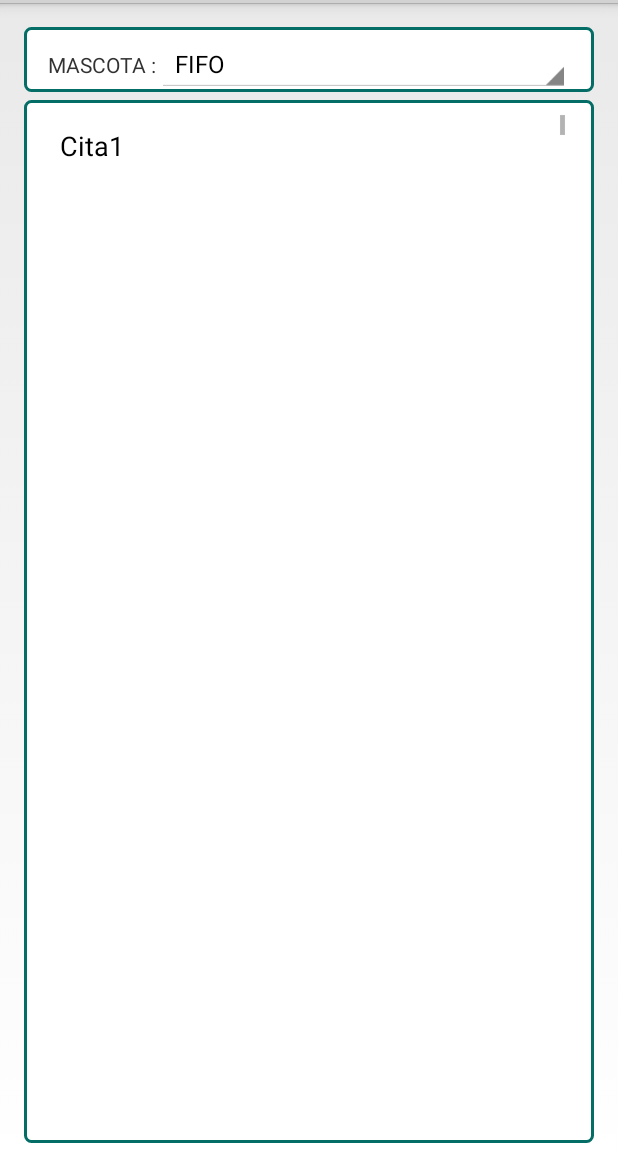
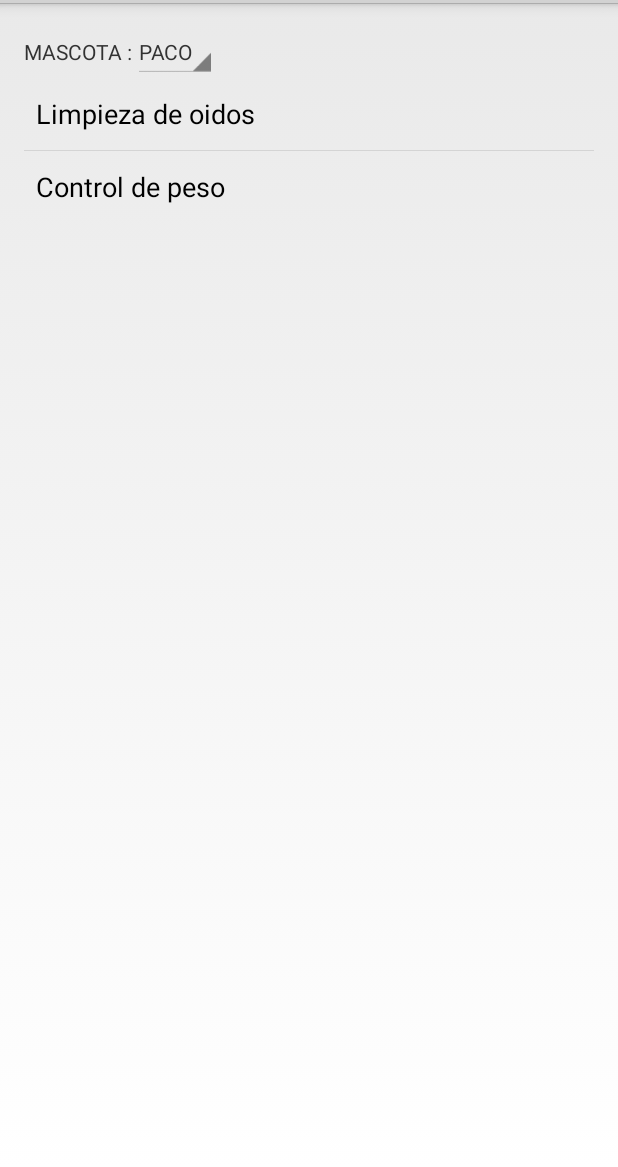
Before and after one commit to pccapa/VeterinariaAndriod, an Android app: the fragment ConsultarCitaActivity shown on its own in the app's theme, on a phone screen of 412 x 824 dp, the part 69-1236 px from its top. Run offline under Robolectric (Android 15) with nearby library versions, the phone set to English and light mode, and no system bars; 2 statements that could not run were skipped.

Commit message:
Nuevos cambios

```diff
--- a/MyApplication/app/src/main/java/pe/edu/upc/veterinaryapp/ConsultarCitaActivity.java
+++ b/MyApplication/app/src/main/java/pe/edu/upc/veterinaryapp/ConsultarCitaActivity.java
@@ -2,9 +2,10 @@ package pe.edu.upc.veterinaryapp;
 
 import android.app.Fragment;
 import android.app.FragmentManager;
-import android.support.design.widget.TextInputLayout;
-import android.support.v7.app.AppCompatActivity;
+import android.content.Context;
+
 import android.os.Bundle;
+import android.util.Log;
 import android.view.LayoutInflater;
 import android.view.Menu;
 import android.view.MenuItem;
@@ -18,26 +19,89 @@ import android.widget.TextView;
 import android.content.Intent;
 import android.widget.AdapterView.OnItemClickListener;
 
+import java.sql.SQLException;
+import java.util.ArrayList;
+import java.util.List;
+
+import pe.edu.upc.veterinaryapp.DataBase.Database;
+import pe.edu.upc.veterinaryapp.adapter.spinner.SpinnerAdapterPet;
+import pe.edu.upc.veterinaryapp.entities.Appointment;
+import pe.edu.upc.veterinaryapp.entities.Pet;
+import pe.edu.upc.veterinaryapp.adapter.listview.LVPrincipalAdapterCita;
+
 public class ConsultarCitaActivity extends Fragment {
 
     private Spinner  spPet;
     private ListView  lv;
     private String[] listaCitas = { "Cita1", "Cita2", "Cita3"};
-
+    public static final String TAG = ConsultarCitaActivity.class.getSimpleName();
+    public static Database mDb;
+    List<Appointment>  appList = new ArrayList<Appointment>();
+    List<Pet>    petList    = new ArrayList<Pet>();
+    Integer codDoctor,codPet,codCustomer,codAppType;
+    ArrayList<String> mLstCita = new ArrayList<>();
+    private LVPrincipalAdapterCita  mLVPrincipalAdapter;
     @Override
     public View onCreateView(LayoutInflater inflater, ViewGroup container,
                              Bundle savedInstanceState) {
-        View view = inflater.inflate(R.layout.activity_consultar_cita , container,
+        View view = inflater.inflate(R.layout.activity_consultar_cita, container,
                 false);
 
-        spPet = (Spinner) view.findViewById(R.id.spPet);
-        String []opciones2={"FIFO","LUCHITA"};
-        ArrayAdapter<String> adapter2 = new ArrayAdapter<String>(this.getActivity(),android.R.layout.simple_spinner_item, opciones2);
-        spPet.setAdapter(adapter2);
+        Context context = inflater.getContext();
+
+        mDb = new Database(context);
+        try {
+            mDb.open();
+        } catch (SQLException e) {
+            e.printStackTrace();
+        }
+        //List<Appointment> appList
+
+        try {
+            petList = Database.mPetDao.fetchAllPetbyIdCustumer(1);
+            appList = Database.mAppointmentDao.fetchAllAppointmentPending();
+            Log.i(TAG, "appList : " + appList.size());
+        } catch (Exception e) {
+            e.printStackTrace();
+        }
 
 
+
+
+        spPet = (Spinner) view.findViewById(R.id.spPet);
+        SpinnerAdapterPet adapter2 = new SpinnerAdapterPet(getActivity(),android.R.layout.simple_spinner_item,petList);
+        spPet.setAdapter(adapter2);
+        spPet.setOnItemSelectedListener(new AdapterView.OnItemSelectedListener() {
+            @Override
+            public void onItemSelected(AdapterView<?> parent, View view, int position, long id) {
+                Pet pet = (Pet) (parent.getItemAtPosition(position));
+                Log.i(TAG, "getIdPet : " + pet.getIdPet());
+                mLVPrincipalAdapter.clear();
+                codPet = pet.getIdPet();
+                appList = Database.mAppointmentDao.fetchAllAppointmentPending();
+
+            }
+
+            @Override
+            public void onNothingSelected(AdapterView<?> parent) {
+
+            }
+        });
+
+
+
+
+        for(int i=0;i<appList.size();i++) {
+            mLstCita.add(appList.get(i).getDescripcionAppointment());
+        }
+
         lv = (ListView) view.findViewById(R.id.listaCita);
-        ArrayAdapter adapter = new ArrayAdapter(this.getActivity(), android.R.layout.simple_list_item_1, android.R.id.text1, listaCitas);
+
+
+        mLVPrincipalAdapter = new LVPrincipalAdapterCita(this.getActivity(), new ArrayList<Appointment>());
+
+
+        ArrayAdapter adapter = new ArrayAdapter(this.getActivity(), android.R.layout.simple_list_item_1, android.R.id.text1, mLstCita);
 
         lv.setAdapter(adapter);
 
--- /dev/null
+++ b/MyApplication/app/src/main/java/pe/edu/upc/veterinaryapp/DBDAO/AppointmentDao.java
@@ -0,0 +1,153 @@
+package pe.edu.upc.veterinaryapp.DBDAO;
+
+import pe.edu.upc.veterinaryapp.entities.Appointment;
+
+import pe.edu.upc.veterinaryapp.DBProvider.DbContentProvider;
+import pe.edu.upc.veterinaryapp.DBSchema.IAppointmentSchema;
+
+import android.content.ContentValues;
+import android.database.Cursor;
+import  android.database.sqlite.SQLiteDatabase;
+
+import pe.edu.upc.veterinaryapp.entities.Customer;
+import  pe.edu.upc.veterinaryapp.entities.Doctor;
+import pe.edu.upc.veterinaryapp.entities.User;
+
+import java.util.List;
+import android.database.sqlite.SQLiteConstraintException;
+import android.util.Log;
+import java.util.ArrayList;
+
+/**
+ * Created by Angelica on 04/12/2015.
+ */
+public class AppointmentDao extends DbContentProvider implements IAppointmentSchema, IAppointmentDao{
+
+private Cursor cursor;
+private ContentValues initialValues;
+
+        private ContentValues getContentValue() {
+            return initialValues;
+        }
+
+        private void setContentValue(Appointment appointment) {
+            initialValues = new ContentValues();
+            initialValues.put(COLUMN_APPOINTMENT_ID, appointment.idAppointment);
+            initialValues.put(COLUMN_APPOINTMENT_DATE, appointment.dateAppointment);
+            initialValues.put(COLUMN_APPOINTMENT_HOUR, appointment.hourAppointment);
+            initialValues.put(COLUMN_APPOINTMENT_DESCRIPCION, appointment.descripcionAppointment);
+            initialValues.put(COLUMN_APPOINTMENT_STATE, appointment.stateAppointment);
+            initialValues.put(COLUMN_ID_CUSTOMER, appointment.idCustomer);
+            initialValues.put(COLUMN_PET_ID, appointment.idPet);
+            initialValues.put(COLUMN_DOCTOR_ID, appointment.idDoctor);
+            initialValues.put(COLUMN_APPOINTMENT_TYPE_ID, appointment.idAppointmentType);
+
+
+        }
+
+        public AppointmentDao(SQLiteDatabase db) {
+            super(db);
+        }
+
+        @Override
+        protected Appointment cursorToEntity(Cursor cursor) {
+            Appointment app = new Appointment();
+
+            int idIndex;
+            int dateAppointmentIndex;
+            int hourAppointmentIndex;
+            int descripcionAppointmentIndex;
+            int stateAppointmentIndex;
+            int doctorIndex;
+            int customerIndex;
+            int petIndex;
+            int appTypeIndex;
+
+
+            if (cursor != null) {
+                if (cursor.getColumnIndex(COLUMN_APPOINTMENT_ID) != -1) {
+                    idIndex = cursor.getColumnIndexOrThrow(COLUMN_APPOINTMENT_ID);
+                    app.idAppointment = cursor.getInt(idIndex);
+                }
+                if (cursor.getColumnIndex(COLUMN_APPOINTMENT_DATE) != -1) {
+                    dateAppointmentIndex = cursor.getColumnIndexOrThrow(COLUMN_APPOINTMENT_DATE);
+                    app.dateAppointment = cursor.getString(dateAppointmentIndex);
+                }
+                if (cursor.getColumnIndex(COLUMN_APPOINTMENT_HOUR) != -1) {
+                    hourAppointmentIndex = cursor.getColumnIndexOrThrow(COLUMN_APPOINTMENT_HOUR);
+                    app.hourAppointment = cursor.getString(hourAppointmentIndex);
+                }
+
+                if (cursor.getColumnIndex(COLUMN_APPOINTMENT_DESCRIPCION) != -1) {
+                    descripcionAppointmentIndex = cursor.getColumnIndexOrThrow(COLUMN_APPOINTMENT_DESCRIPCION);
+                    app.descripcionAppointment = cursor.getString(descripcionAppointmentIndex);
+                }
+
+                if (cursor.getColumnIndex(COLUMN_APPOINTMENT_STATE) != -1) {
+                    stateAppointmentIndex = cursor.getColumnIndexOrThrow(COLUMN_APPOINTMENT_STATE);
+                    app.stateAppointment = cursor.getString(stateAppointmentIndex);
+                }
+
+                if (cursor.getColumnIndex(COLUMN_ID_CUSTOMER) != -1) {
+                    customerIndex = cursor.getColumnIndexOrThrow(COLUMN_ID_CUSTOMER);
+                    app.idCustomer = cursor.getInt(customerIndex);
+                }
+
+
+                if (cursor.getColumnIndex(COLUMN_PET_ID) != -1) {
+                    petIndex = cursor.getColumnIndexOrThrow(COLUMN_PET_ID);
+                    app.idPet = cursor.getInt(petIndex);
+                }
+
+                if (cursor.getColumnIndex(COLUMN_DOCTOR_ID) != -1) {
+                    doctorIndex = cursor.getColumnIndexOrThrow(COLUMN_DOCTOR_ID);
+                    app.idDoctor = cursor.getInt(doctorIndex);
+                }
+
+                if (cursor.getColumnIndex(COLUMN_APPOINTMENT_TYPE_ID) != -1) {
+                    appTypeIndex = cursor.getColumnIndexOrThrow(COLUMN_APPOINTMENT_TYPE_ID);
+                    app.idAppointmentType = cursor.getInt(appTypeIndex);
+                }
+
+
+            }
+
+
+            return  app;
+        }
+
+
+        @Override
+        public boolean addAppointment(Appointment appointment) {
+            setContentValue(appointment);
+            try {
+                return super.insert(APPOINTMENT_TABLE, getContentValue()) > 0;
+
+
+            } catch (SQLiteConstraintException ex){
+                Log.w("Database", ex.getMessage());
+                return false;
+            }
+        }
+
+    @Override
+    public List<Appointment> fetchAllAppointmentPending() {
+        String value = "PENDIENTE";
+        List<Appointment>  appList = new ArrayList<Appointment>();
+        cursor = super.query(APPOINTMENT_TABLE, APPOINTMENT_COLUMNS, "stateAppointment = " + "'" + value + "'", null, null, null, null, null);
+
+        if (cursor != null) {
+            cursor.moveToFirst();
+            while (!cursor.isAfterLast()) {
+                Appointment user = cursorToEntity(cursor);
+                appList.add(user);
+                cursor.moveToNext();
+            }
+            cursor.close();
+        }
+
+
+        return appList;
+    }
+
+}
--- /dev/null
+++ b/MyApplication/app/src/main/java/pe/edu/upc/veterinaryapp/DBDAO/IAppointmentDao.java
@@ -0,0 +1,16 @@
+package pe.edu.upc.veterinaryapp.DBDAO;
+
+import java.util.List;
+
+import pe.edu.upc.veterinaryapp.entities.Appointment;
+import pe.edu.upc.veterinaryapp.entities.User;
+
+/**
+ * Created by Angelica on 04/12/2015.
+ */
+public interface IAppointmentDao {
+
+    boolean addAppointment(Appointment appointment);
+
+    List<Appointment> fetchAllAppointmentPending();
+}
--- a/MyApplication/app/src/main/java/pe/edu/upc/veterinaryapp/DBDAO/ICustomerDao.java
+++ b/MyApplication/app/src/main/java/pe/edu/upc/veterinaryapp/DBDAO/ICustomerDao.java
@@ -13,4 +13,5 @@ public interface ICustomerDao {
     // add Customers in bulk
      boolean addCustomers(List<Customer> customer);
     boolean deleteAllCustomers();
+
 }
--- a/MyApplication/app/src/main/java/pe/edu/upc/veterinaryapp/DBSchema/IAppointmentSchema.java
+++ b/MyApplication/app/src/main/java/pe/edu/upc/veterinaryapp/DBSchema/IAppointmentSchema.java
@@ -20,7 +20,7 @@ public interface IAppointmentSchema {
             + APPOINTMENT_TABLE
             + " ("
             + COLUMN_APPOINTMENT_ID
-            + " INTEGER PRIMARY KEY AUTOINCREMENT, "
+            + " INTEGER PRIMARY KEY , "
             + COLUMN_APPOINTMENT_DATE
             + " TEXT, "
             + COLUMN_APPOINTMENT_HOUR
@@ -37,10 +37,10 @@ public interface IAppointmentSchema {
             + " INTEGER, "
             + COLUMN_APPOINTMENT_TYPE_ID
             + " INTEGER, "
-            + "FOREIGN KEY(" + COLUMN_ID_CUSTOMER +") REFERENCES Customer (" + COLUMN_ID_CUSTOMER +"),"
-            + "FOREIGN KEY(" + COLUMN_PET_ID +") REFERENCES Pet (" + COLUMN_PET_ID +"),"
-            + "FOREIGN KEY(" + COLUMN_DOCTOR_ID +") REFERENCES Doctor (" + COLUMN_DOCTOR_ID +"),"
-            + "FOREIGN KEY(" + COLUMN_APPOINTMENT_TYPE_ID +") REFERENCES Appointment_Type (" + COLUMN_APPOINTMENT_TYPE_ID +")" +
+            + "FOREIGN KEY(" + COLUMN_ID_CUSTOMER +") REFERENCES Customer (" + COLUMN_ID_CUSTOMER + "),"
+            + "FOREIGN KEY(" + COLUMN_PET_ID + ") REFERENCES Pet (" + COLUMN_PET_ID + "),"
+            + "FOREIGN KEY(" + COLUMN_DOCTOR_ID + ") REFERENCES Doctor (" + COLUMN_DOCTOR_ID + "),"
+            + "FOREIGN KEY(" + COLUMN_APPOINTMENT_TYPE_ID + ") REFERENCES Appointment_Type (" + COLUMN_APPOINTMENT_TYPE_ID + ")" +
             ")" ;
 
 
--- a/MyApplication/app/src/main/java/pe/edu/upc/veterinaryapp/DataBase/Database.java
+++ b/MyApplication/app/src/main/java/pe/edu/upc/veterinaryapp/DataBase/Database.java
@@ -27,6 +27,8 @@ import pe.edu.upc.veterinaryapp.DBSchema.IMobilitySchema;
 import pe.edu.upc.veterinaryapp.DBSchema.IPetSchema;
 import pe.edu.upc.veterinaryapp.DBSchema.IRaceSchema;
 import pe.edu.upc.veterinaryapp.DBSchema.IUserSchema;
+import pe.edu.upc.veterinaryapp.DBDAO.Appointment_TypeDao;
+import pe.edu.upc.veterinaryapp.DBDAO.AppointmentDao;
 
 public class Database {
 
@@ -34,7 +36,7 @@ public class Database {
     private static final String DATABASE_NAME = "veterianariaDB.db";
     private DatabaseHelper mDbHelper;
     // Increment DB Version on any schema change
-    private static final int DATABASE_VERSION = 2;
+    private static final int DATABASE_VERSION = 9;
     private final Context mContext;
     public static UserDao mUserDao;
     public static CustomerDao mCustomerDao;
@@ -44,6 +46,8 @@ public class Database {
     public static HairdresserServiceDao mHairdresserServiceDao;
     public static DoctorDao mDoctorDao;
     public static FoodDao mFoodDao;
+    public static Appointment_TypeDao mAppointmentTypeDao;
+    public static AppointmentDao mAppointmentDao;
 
 
     public Database open() throws SQLException {
@@ -58,6 +62,8 @@ public class Database {
         mHairdresserServiceDao =new HairdresserServiceDao(mDb);
         mDoctorDao = new DoctorDao(mDb);
         mFoodDao = new FoodDao(mDb);
+        mAppointmentTypeDao = new Appointment_TypeDao(mDb);
+        mAppointmentDao = new AppointmentDao(mDb);
         return this;
     }
 
@@ -166,11 +172,16 @@ public class Database {
                     "VALUES(2,'CLINICA')");
 
             db.execSQL("INSERT INTO Pet (idPet, name,idRace,race,sexo,photo,idCustomer) " +
-                    "VALUES(1,'RAMBO',1,'BOXER','MACHO',null,1)");
+                    "VALUES(1,'PACO',1,'BOXER','MACHO',null,1)");
 
             db.execSQL("INSERT INTO Pet (idPet, name,idRace,race,sexo,photo,idCustomer) " +
-                    "VALUES(2,'FIDO',1,'PERRO','MACHO',null,1)");
+                    "VALUES(2,'FIDO',1,'SIBERIANO','MACHO',null,1)");
 
+            db.execSQL("INSERT INTO Appointment(idAppointment, dateAppointment,hourAppointment,descripcionAppointment,stateAppointment,idCustomer,idPet,idDoctor,idAppointmentType) " +
+                    "VALUES(1,'07/12/2015','10:00','Limpieza de oidos','PENDIENTE',1,1,1,1)");
+
+            db.execSQL("INSERT INTO Appointment(idAppointment, dateAppointment,hourAppointment,descripcionAppointment,stateAppointment,idCustomer,idPet,idDoctor,idAppointmentType) " +
+                    "VALUES(2,'08/12/2015','16:00','Control de peso','PENDIENTE',1,2,1,1)");
 
         }
 
--- /dev/null
+++ b/MyApplication/app/src/main/java/pe/edu/upc/veterinaryapp/entities/Appointment.java
@@ -0,0 +1,93 @@
+package pe.edu.upc.veterinaryapp.entities;
+
+/**
+ * Created by Angelica on 04/12/2015.
+ */
+public class Appointment {
+
+
+    public int           idAppointment;
+    public String        dateAppointment;
+    public String        hourAppointment;
+    public String        descripcionAppointment;
+    public String        stateAppointment;
+    public int           idCustomer;
+    public int           idPet;
+    public int           idDoctor;
+    public int           idAppointmentType;
+
+    public Appointment() {
+    }
+
+    public int getIdAppointment() {
+        return idAppointment;
+    }
+
+    public void setIdAppointment(int idAppointment) {
+        this.idAppointment = idAppointment;
+    }
+
+    public String getDateAppointment() {
+        return dateAppointment;
+    }
+
+    public void setDateAppointment(String dateAppointment) {
+        this.dateAppointment = dateAppointment;
+    }
+
+    public String getHourAppointment() {
+        return hourAppointment;
+    }
+
+    public void setHourAppointment(String hourAppointment) {
+        this.hourAppointment = hourAppointment;
+    }
+
+    public String getDescripcionAppointment() {
+        return descripcionAppointment;
+    }
+
+    public void setDescripcionAppointment(String descripcionAppointment) {
+        this.descripcionAppointment = descripcionAppointment;
+    }
+
+    public String getStateAppointment() {
+        return stateAppointment;
+    }
+
+    public void setStateAppointment(String stateAppointment) {
+        this.stateAppointment = stateAppointment;
+    }
+
+    public int getIdCustomer() {
+        return idCustomer;
+    }
+
+    public void setIdCustomer(int idCustomer) {
+        this.idCustomer = idCustomer;
+    }
+
+    public int getIdPet() {
+        return idPet;
+    }
+
+    public void setIdPet(int idPet) {
+        this.idPet = idPet;
+    }
+
+    public int getIdDoctor() {
+        return idDoctor;
+    }
+
+    public void setIdDoctor(int idDoctor) {
+        this.idDoctor = idDoctor;
+    }
+
+    public int getIdAppointmentType() {
+        return idAppointmentType;
+    }
+
+    public void setIdAppointmentType(int idAppointmentType) {
+        this.idAppointmentType = idAppointmentType;
+    }
+}
--- a/MyApplication/app/src/main/res/layout/activity_consultar_cita.xml
+++ b/MyApplication/app/src/main/res/layout/activity_consultar_cita.xml
@@ -12,9 +12,7 @@
     <LinearLayout
         android:orientation="horizontal"
         android:layout_width="match_parent"
-        android:layout_height="wrap_content"
-        style="@style/Theme.LayoutTheme"
-        android:layout_marginBottom="5dp">
+        android:layout_height="wrap_content">
 
 
         <TextView
@@ -25,29 +23,20 @@
             android:id="@+id/textView2" />
 
         <Spinner
-            android:layout_width="match_parent"
+            android:layout_width="wrap_content"
             android:layout_height="wrap_content"
-            android:id="@+id/spPet"
-            style=' style="@style/Theme.SpinnerTheme"' />
+            android:id="@+id/spPet" />
     </LinearLayout>
 
     <LinearLayout
         android:orientation="horizontal"
         android:layout_width="match_parent"
-        android:layout_height="match_parent"
-        style="@style/Theme.LayoutTheme">
+        android:layout_height="wrap_content">
 
-        <ScrollView
-            android:layout_width="match_parent"
-            android:layout_height="match_parent"
-            android:id="@+id/scrollView"
-            android:layout_gravity="bottom">
-
-            <ListView
-                android:layout_width="match_parent"
-                android:layout_height="match_parent"
-                android:id="@+id/listaCita" />
-        </ScrollView>
+        <ListView
+            android:layout_width="wrap_content"
+            android:layout_height="wrap_content"
+            android:id="@+id/listaCita" />
     </LinearLayout>
 
 
```
Also changed, not shown: MyApplication/app/src/main/java/pe/edu/upc/veterinaryapp/DBDAO/CustomerDao.java (+20 -4 lines), MyApplication/app/src/main/java/pe/edu/upc/veterinaryapp/DetalleCitaActivity.java (+39 -3 lines), MyApplication/app/src/main/java/pe/edu/upc/veterinaryapp/LoginActivity.java (+12 -4 lines), MyApplication/app/src/main/res/layout/activity_detalle_cita.xml (+19 -1 lines), MyApplication/app/src/main/res/layout/main_item.xml (added, +51 -0 lines), 1 other file.
